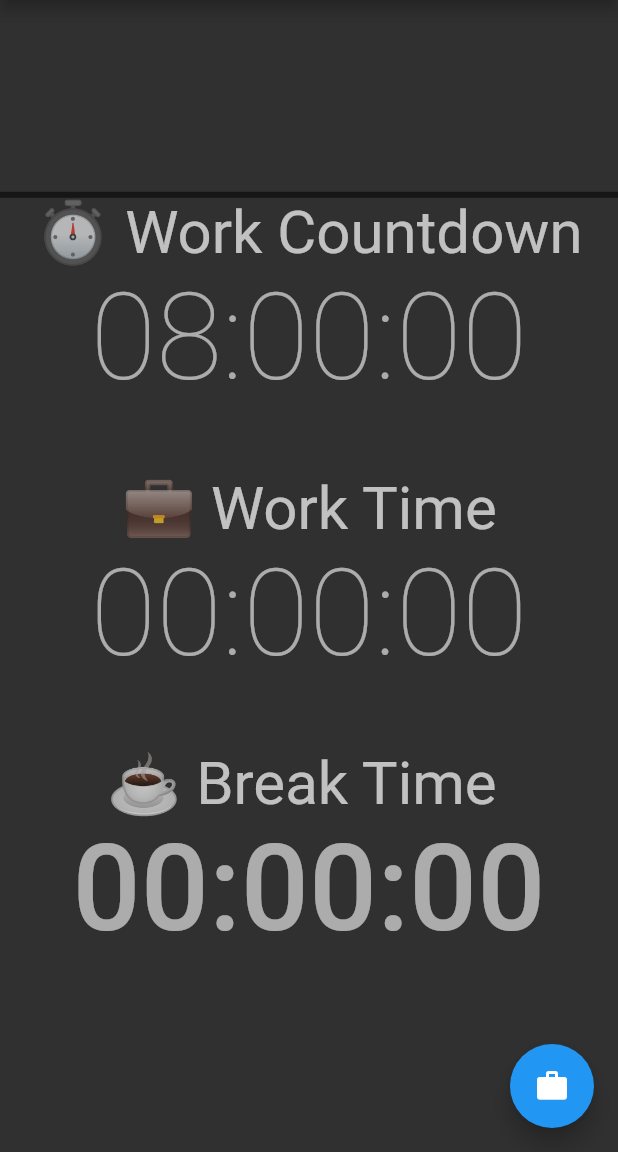
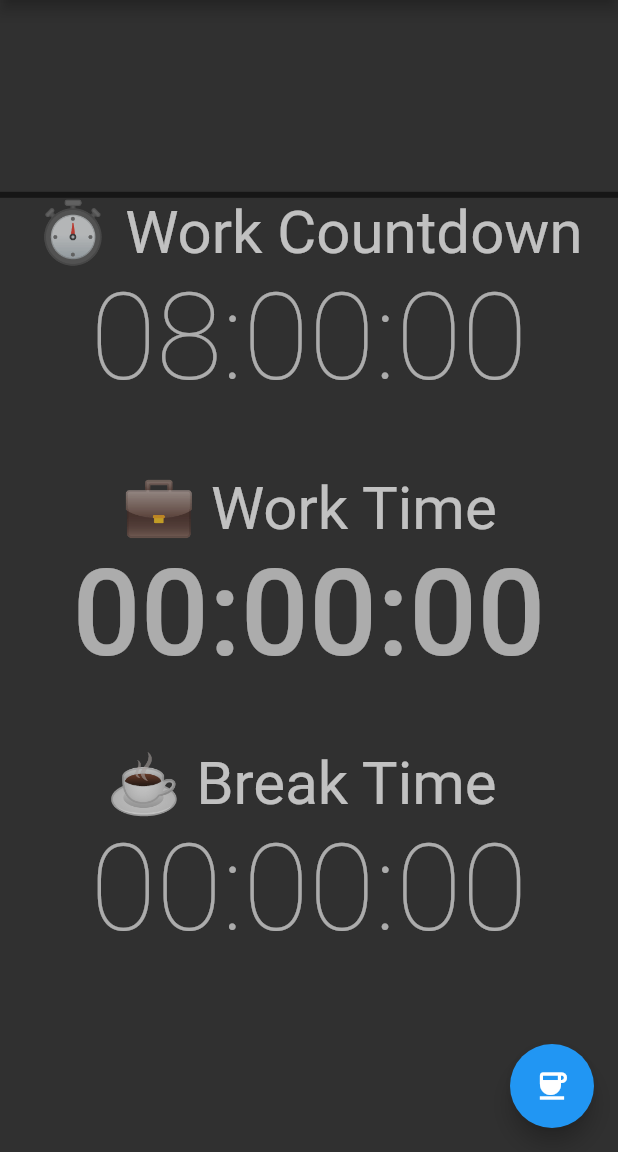
Before and after one commit to mirkoole/Stempli-Flutter-App, a Flutter app: the first screen one second after launch, on a phone screen of 412 x 824 dp, the part 84-1236 px from its top. Run offline on Flutter 3.47's test engine with Material 2 defaults, Android fonts, the phone set to English and light mode, and no system bars; our stand-ins replace flutter_settings_screens, shared_preferences.

Commit message:
fix timer start on first app launch

```diff
--- a/lib/screens/home.dart
+++ b/lib/screens/home.dart
@@ -23,7 +23,7 @@ class _HomeScreenState extends State<HomeScreen> {
   // internal vars
   Timer? _timer;
 
-  bool _working = true;
+  bool _working = false;
 
   int _lastToggleTimestamp = 0;
   int _workTimeTotal = 0;
@@ -63,7 +63,7 @@ class _HomeScreenState extends State<HomeScreen> {
     _adjustInterval = prefs.getInt('adjustInterval') ?? 60 * 10;
 
     setState(() {
-      _working = prefs.getBool('working') ?? true;
+      _working = prefs.getBool('working') ?? false;
       _workTimeTotal = prefs.getInt('workTimeTotal') ?? 0;
       _breakTimeTotal = prefs.getInt('breakTimeTotal') ?? 0;
       _lastToggleTimestamp = prefs.getInt('lastToggleTimestamp') ?? 0;
```
